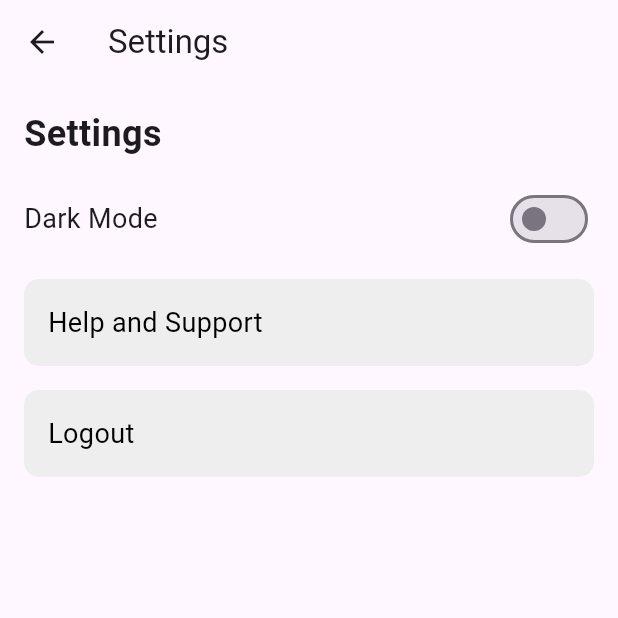
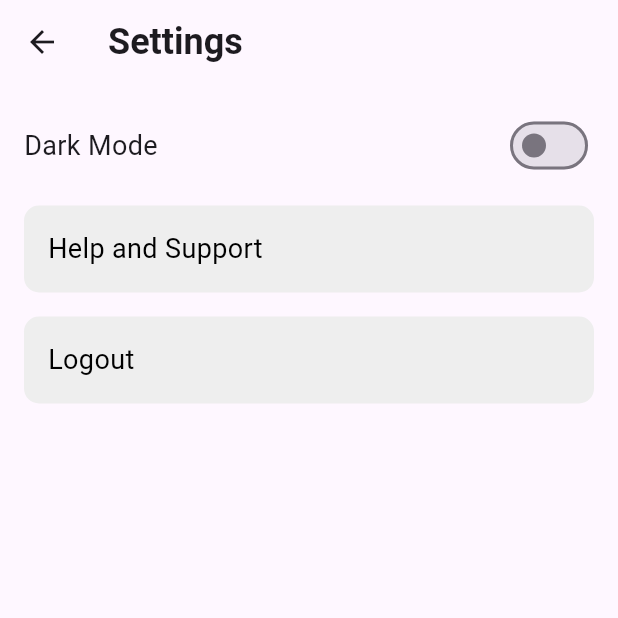
Before and after one commit to AmerKlaus/Bibliotech-, a Flutter app: the SettingsPage screen opened directly, on a phone screen of 412 x 824 dp, the top half of it. Run offline on Flutter 3.47's test engine with Material 3 defaults, Android fonts, the phone set to English and light mode, and no system bars; our stand-ins replace cloud_firestore, firebase_auth, firebase_core, firebase_storage, image_picker; accounts and stored records are empty; network calls fail.

Commit message:
removed duplicate words in the profile and settings and eliminated the debug banner from every page

```diff
--- a/bibliotech/lib/main.dart
+++ b/bibliotech/lib/main.dart
@@ -46,6 +46,7 @@ class MyApp extends StatelessWidget {
   Widget build(BuildContext context) {
     var themeProvider = Provider.of<ThemeProvider>(context);
     return MaterialApp(
+      debugShowCheckedModeBanner: false,
       title: 'Bibliotech',
       theme: themeProvider.getCurrentTheme(),
       home: LoginPage(),
@@ -1381,7 +1382,10 @@ class _ProfilePageState extends State<ProfilePage> {
   Widget build(BuildContext context) {
     return Scaffold(
       appBar: AppBar(
-        title: Text('Profile'),
+        title: Text(
+          'Profile',
+          style: TextStyle(fontSize: 32, fontWeight: FontWeight.bold),
+        ),
       ),
       body: Padding(
         padding: const EdgeInsets.all(16.0),
@@ -1403,11 +1407,7 @@ class _ProfilePageState extends State<ProfilePage> {
               return Column(
                 crossAxisAlignment: CrossAxisAlignment.start,
                 children: [
-                  Text(
-                    'Profile',
-                    style: TextStyle(fontSize: 24, fontWeight: FontWeight.bold),
-                  ),
-                  SizedBox(height: 16.0),
+                  SizedBox(height: 0.0),
                   CircleAvatar(
                     radius: 50,
                     backgroundImage: _image != null
@@ -1586,18 +1586,17 @@ class SettingsPage extends StatelessWidget {
 
     return Scaffold(
       appBar: AppBar(
-        title: Text('Settings'),
-      ),
+        title: Text(
+          'Settings',
+          style: TextStyle(fontSize: 24, fontWeight: FontWeight.bold),
+      ),
+    ),
       body: Padding(
         padding: const EdgeInsets.all(16.0),
         child: Column(
           crossAxisAlignment: CrossAxisAlignment.start,
           children: [
-            Text(
-              'Settings',
-              style: TextStyle(fontSize: 24, fontWeight: FontWeight.bold),
-            ),
-            SizedBox(height: 16.0),
+            SizedBox(height: 1.0),
             Row(
               mainAxisAlignment: MainAxisAlignment.spaceBetween,
               children: [
```
